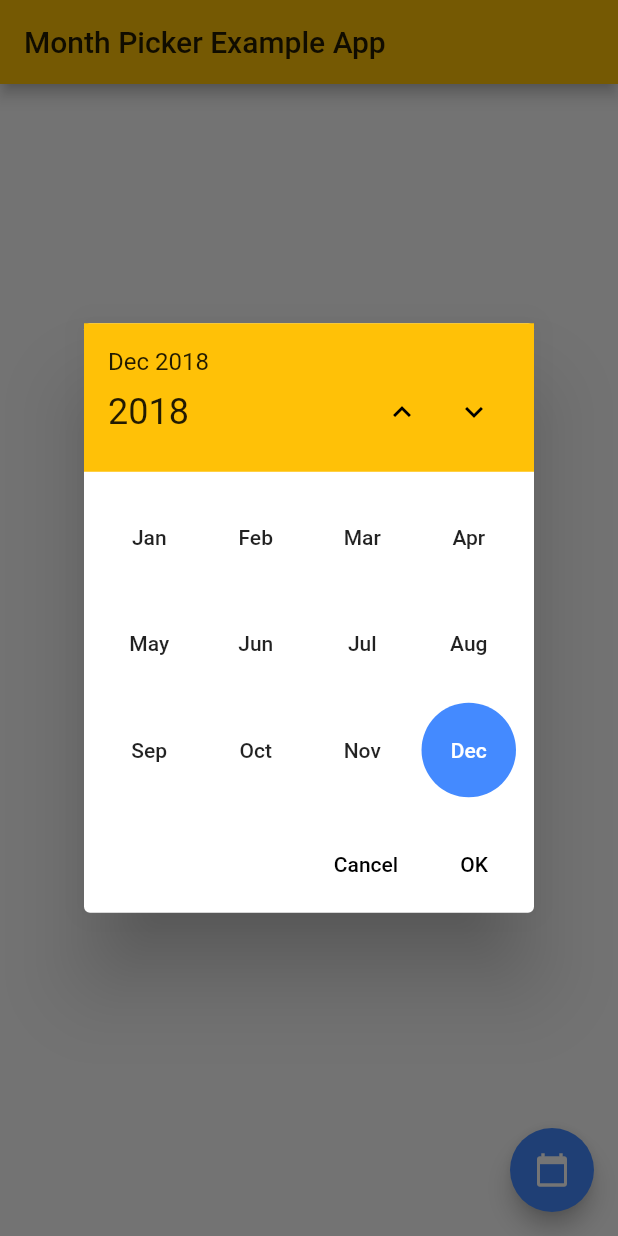
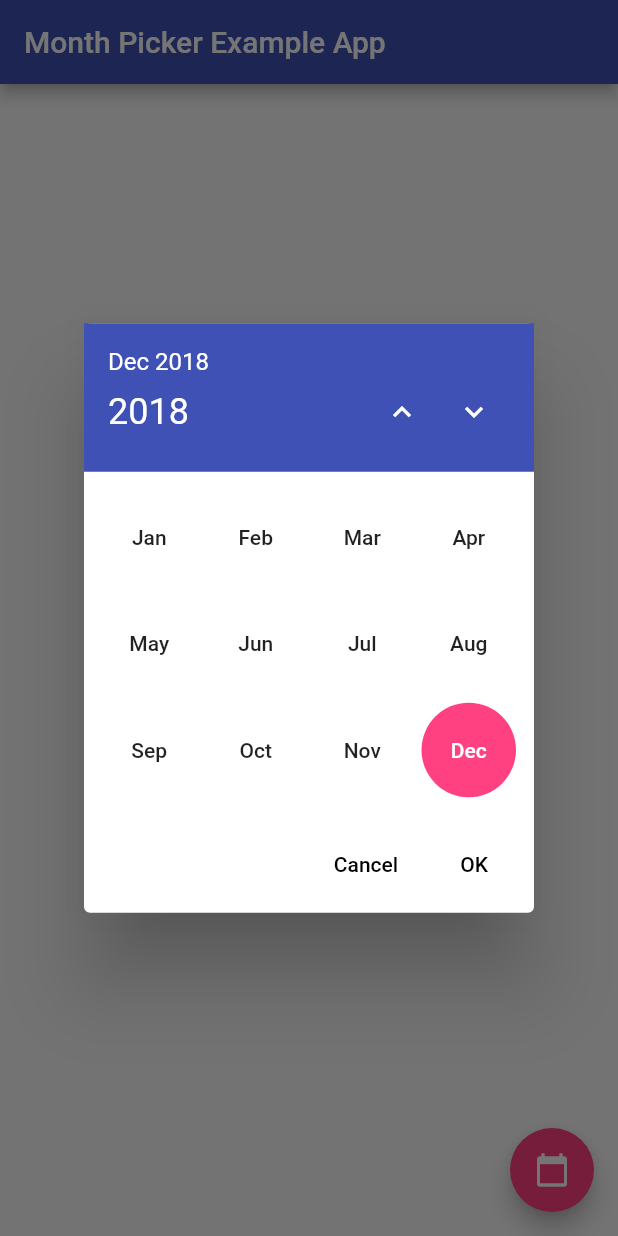
Before and after one commit to Macacoazul01/month_picker_dialog, a Flutter app: the screen it shows after launch, after a tap on the "calendar today" icon, on a phone screen of 412 x 824 dp. Run offline on Flutter 3.47's test engine with Material 2 defaults, Android fonts, the phone set to English and light mode, and no system bars.

Commit message:
Changed SizedBox and provided some screenshots

```diff
--- a/example/lib/main.dart
+++ b/example/lib/main.dart
@@ -43,7 +43,7 @@ class _MyAppState extends State<MyApp> {
         Locale('fa'),
       ],
       theme: ThemeData(
-          primarySwatch: Colors.amber, accentColor: Colors.blueAccent),
+          primarySwatch: Colors.indigo, accentColor: Colors.pinkAccent),
       home: Scaffold(
         appBar: AppBar(
           title: const Text('Month Picker Example App'),
--- a/lib/month_picker_dialog.dart
+++ b/lib/month_picker_dialog.dart
@@ -101,6 +101,12 @@ class _MonthPickerDialogState extends State<_MonthPickerDialog> {
     var pager = SizedBox(
       height: 230.0,
       width: 300.0,
+      child: Theme(
+        data: theme.copyWith(
+            buttonTheme: ButtonThemeData(
+                padding: EdgeInsets.all(2.0),
+                shape: CircleBorder(),
+                minWidth: 4.0)),
         child: PageView.builder(
           controller: pageController,
           scrollDirection: Axis.vertical,
@@ -124,7 +130,6 @@ class _MonthPickerDialogState extends State<_MonthPickerDialog> {
                                     selectedDate =
                                         DateTime(date.year, date.month);
                                   }),
-                            shape: CircleBorder(),
                               color: date.month == selectedDate.month &&
                                       date.year == selectedDate.year
                                   ? theme.accentColor
@@ -144,6 +149,7 @@ class _MonthPickerDialogState extends State<_MonthPickerDialog> {
                     )
                     .toList());
           },
+        ),
       ),
     );
     var content = Column(
--- a/pubspec.yaml
+++ b/pubspec.yaml
@@ -1,6 +1,6 @@
 name: month_picker_dialog
 description: Internationalized dialog for picking a single month from a year from an infinite list of years.
-version: 0.0.4
+version: 0.0.5
 author: Dimitri Krivoj <krivoj@hm.edu>
 homepage: https://github.com/hmkrivoj/month_picker_dialog
 
```
Also changed, not shown: docs/ltr_landscape.png (added), docs/ltr_portrait.png (added), docs/rtl_landscape.png (added), docs/rtl_portrait.png (added), 3 other files. Lines whose indentation alone changed are shown as unchanged.
